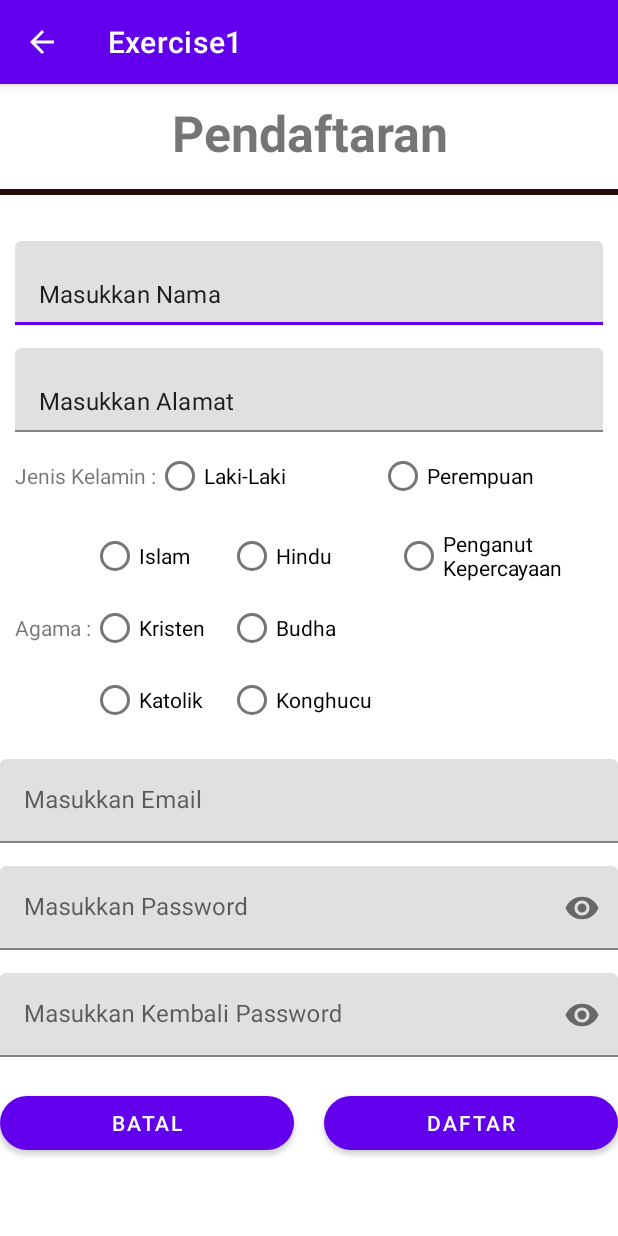
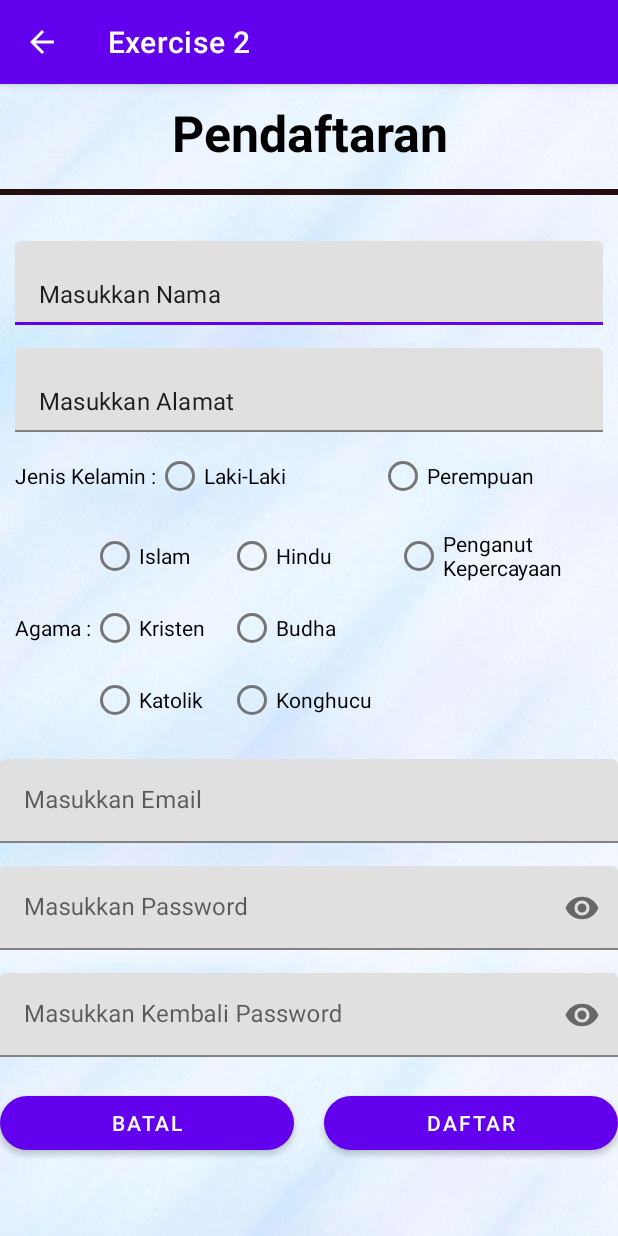
Before and after one commit to tasyaripha/Exercise1_A_017, an Android app: the pendaftaran screen opened directly, with no data from a screen before it, on a phone screen of 412 x 824 dp. Run offline under Robolectric (Android 15) with nearby library versions, the phone set to English and light mode, and no system bars.

Commit message:
Exercise 2

```diff
--- a/app/src/main/res/layout/activity_main.xml
+++ b/app/src/main/res/layout/activity_main.xml
@@ -4,7 +4,8 @@
     xmlns:tools="http://schemas.android.com/tools"
     android:layout_width="match_parent"
     android:layout_height="match_parent"
-    tools:context=".MainActivity">
+    tools:context=".MainActivity"
+    android:background="@drawable/moon">
 
     <EditText
         android:id="@+id/edEmail"
--- a/app/src/main/res/layout/activity_pendaftaran.xml
+++ b/app/src/main/res/layout/activity_pendaftaran.xml
@@ -5,7 +5,8 @@
     android:layout_width="match_parent"
     android:layout_height="match_parent"
     android:orientation="vertical"
-    tools:context=".pendaftaran">
+    tools:context=".pendaftaran"
+    android:background="@drawable/blue">
 
     <TextView
         android:layout_width="match_parent"
@@ -13,6 +14,7 @@
         android:text="Pendaftaran"
         android:textSize="15pt"
         android:textStyle="bold"
+        android:textColor="@color/black"
         android:gravity="center"
         android:layout_marginTop="10dp"
         android:layout_marginBottom="15dp" />
@@ -75,7 +77,8 @@
             android:layout_width="wrap_content"
             android:layout_height="wrap_content"
             android:gravity="center_vertical"
-            android:text="Jenis Kelamin :" />
+            android:text="Jenis Kelamin :"
+            android:textColor="@color/black"/>
 
         <RadioGroup
             android:orientation="horizontal"
@@ -88,14 +91,16 @@
                 android:layout_width="0dp"
                 android:layout_height="wrap_content"
                 android:layout_weight="0.5"
-                android:text="Laki-Laki" />
+                android:text="Laki-Laki"
+                android:textColor="@color/black"/>
 
             <RadioButton
                 android:id="@+id/Jk2"
                 android:layout_width="0dp"
                 android:layout_height="wrap_content"
                 android:layout_weight="0.5"
-                android:text="Perempuan" />
+                android:text="Perempuan"
+                android:textColor="@color/black"/>
         </RadioGroup>
     </LinearLayout>
 
@@ -111,7 +116,8 @@
             android:layout_gravity="center_vertical"
             android:layout_width="wrap_content"
             android:layout_height="wrap_content"
-            android:text="Agama :" />
+            android:text="Agama :"
+            android:textColor="@color/black"/>
 
         <RadioGroup
             android:orientation="vertical"
@@ -124,21 +130,24 @@
                 android:layout_width="match_parent"
                 android:layout_height="0dp"
                 android:layout_weight="0.3"
-                android:text="Islam" />
+                android:text="Islam"
+                android:textColor="@color/black"/>
 
             <RadioButton
                 android:id="@+id/rbKr"
                 android:layout_width="wrap_content"
                 android:layout_height="0dp"
                 android:layout_weight="0.3"
-                android:text="Kristen" />
+                android:text="Kristen"
+                android:textColor="@color/black"/>
 
             <RadioButton
                 android:id="@+id/rbKi"
                 android:layout_width="wrap_content"
                 android:layout_height="0dp"
                 android:layout_weight="0.3"
-                android:text="Katolik" />
+                android:text="Katolik"
+                android:textColor="@color/black"/>
         </RadioGroup>
 
         <RadioGroup
@@ -153,21 +162,24 @@
                 android:layout_width="wrap_content"
                 android:layout_height="0dp"
                 android:layout_weight="0.3"
-                android:text="Hindu" />
+                android:text="Hindu"
+                android:textColor="@color/black"/>
 
             <RadioButton
                 android:id="@+id/rbBd"
                 android:layout_width="wrap_content"
                 android:layout_height="0dp"
                 android:layout_weight="0.3"
-                android:text="Budha" />
+                android:text="Budha"
+                android:textColor="@color/black"/>
 
             <RadioButton
                 android:id="@+id/rbKg"
                 android:layout_width="wrap_content"
                 android:layout_height="0dp"
                 android:layout_weight="0.3"
-                android:text="Konghucu" />
+                android:text="Konghucu"
+                android:textColor="@color/black"/>
         </RadioGroup>
 
         <RadioGroup
@@ -182,7 +194,8 @@
                 android:layout_width="wrap_content"
                 android:layout_height="0dp"
                 android:layout_weight="0.3"
-                android:text="Penganut Kepercayaan" />
+                android:text="Penganut Kepercayaan"
+                android:textColor="@color/black"/>
         </RadioGroup>
     </LinearLayout>
 
--- a/app/src/main/res/values/strings.xml
+++ b/app/src/main/res/values/strings.xml
@@ -1,5 +1,5 @@
 <resources>
-    <string name="app_name">Exercise1</string>
+    <string name="app_name">Exercise 2</string>
     <string name="tvRegister">Belum Tedaftar</string>
     <string name="tEmail">Email</string>
     <string name="tPassword">Password</string>
```
Also changed, not shown: app/src/main/java/com/example/exercise1/MainActivity.java (+49 -43 lines), app/src/main/res/drawable-v24/blue.jpg (added), app/src/main/res/drawable-v24/moon.jpg (added).
